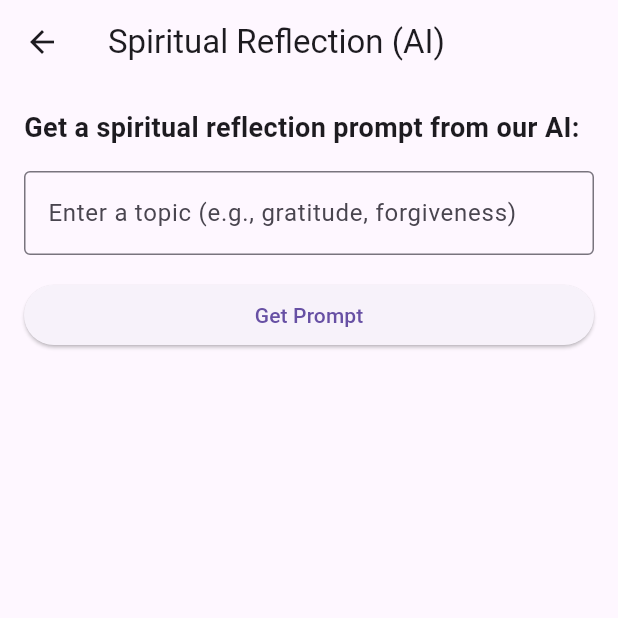
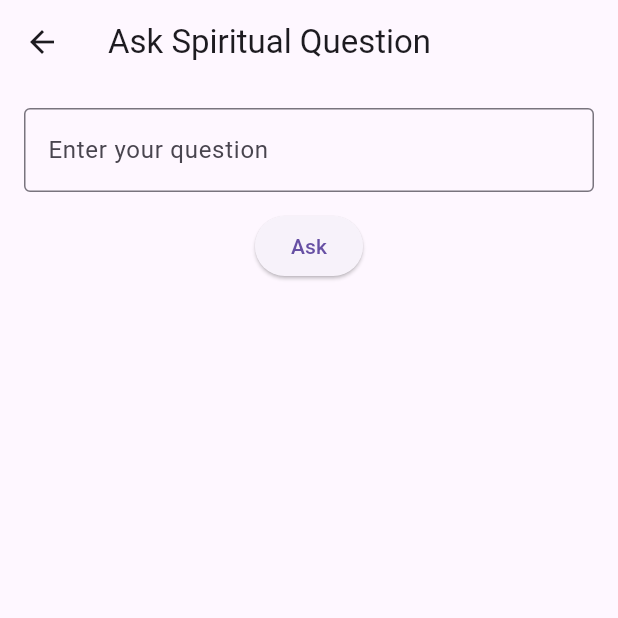
Before and after one commit to AustinJR6/OneVine-EVO, a Flutter app: the ReligionAIScreen screen opened directly, on a phone screen of 412 x 824 dp, the top half of it. Run offline on Flutter 3.47's test engine with Material 3 defaults, Android fonts, the phone set to English and light mode, and no system bars; our stand-ins replace cloud_firestore, cloud_functions, firebase_auth, firebase_core, flutter_riverpod, go_router; missing offline and left inert: onevine; accounts and stored records are empty.

Commit message:
Add ReligionAI and trivia features with improved error handling

```diff
--- a/lib/screens/religion_ai_screen.dart
+++ b/lib/screens/religion_ai_screen.dart
@@ -1,110 +1,62 @@
 import 'package:flutter/material.dart';
-import '../services/gemini_service.dart'; // Assuming your GeminiService is here
+import 'package:flutter_riverpod/flutter_riverpod.dart';
+import '../state/religion_ai_provider.dart';
 
-class ReligionAIScreen extends StatefulWidget {
+class ReligionAIScreen extends ConsumerStatefulWidget {
   const ReligionAIScreen({super.key});
 
   @override
-  _ReligionAIScreenState createState() => _ReligionAIScreenState();
+  ConsumerState<ReligionAIScreen> createState() => _ReligionAIScreenState();
 }
 
-class _ReligionAIScreenState extends State<ReligionAIScreen> {
-  final TextEditingController _promptController = TextEditingController();
-  final GeminiService _geminiService = GeminiService();
-  String _geminiResponse = '';
-  bool _isLoading = false;
-
-  void _getGeminiPrompt() async {
-    setState(() {
-      _isLoading = true;
-      _geminiResponse = ''; // Clear previous response
-    });
-
-    final userPrompt = _promptController.text;
-    if (userPrompt.isEmpty) {
-      setState(() {
-        _geminiResponse = 'Please enter a topic or question.';
-        _isLoading = false;
-      });
-      return;
-    }
-
-    // TODO: Implement actual Gemini API call using _geminiService
-    // For now, simulate a response
-    await Future.delayed(const Duration(seconds: 2)); // Simulate API call delay
-    final simulatedResponse = "Reflect on the meaning of patience in times of hardship."; // Placeholder response
-
-    setState(() {
-      _geminiResponse = simulatedResponse; // Display Gemini's response
-      _isLoading = false;
-    });
-
-    // In a real scenario, you would call:
-    // try {
-    //   final response = await _geminiService.getSpiritualReflection(userPrompt);
-    //   setState(() {
-    //     _geminiResponse = response;
-    //     _isLoading = false;
-    //   });
-    // } catch (e) {
-    //   setState(() {
-    //     _geminiResponse = 'Error getting reflection: ${e.toString()}';
-    //     _isLoading = false;
-    //   });
-    // }
-  }
+class _ReligionAIScreenState extends ConsumerState<ReligionAIScreen> {
+  final TextEditingController _controller = TextEditingController();
 
   @override
   void dispose() {
-    _promptController.dispose();
+    _controller.dispose();
     super.dispose();
   }
 
   @override
   Widget build(BuildContext context) {
+    final state = ref.watch(religionAIProvider);
+    final notifier = ref.read(religionAIProvider.notifier);
+
     return Scaffold(
-      appBar: AppBar(
-        title: const Text('Spiritual Reflection (AI)'),
-      ),
+      appBar: AppBar(title: const Text('Ask Spiritual Question')),
       body: Padding(
-        padding: const EdgeInsets.all(16.0),
+        padding: const EdgeInsets.all(16),
         child: Column(
-          crossAxisAlignment: CrossAxisAlignment.stretch,
           children: [
-            const Text(
-              'Get a spiritual reflection prompt from our AI:',
-              style: TextStyle(fontSize: 18.0, fontWeight: FontWeight.bold),
-            ),
-            const SizedBox(height: 16.0),
             TextField(
-              controller: _promptController,
+              controller: _controller,
+              onChanged: notifier.updateQuestion,
               decoration: const InputDecoration(
-                hintText: 'Enter a topic (e.g., gratitude, forgiveness)',
+                hintText: 'Enter your question',
                 border: OutlineInputBorder(),
               ),
-              maxLines: null,
             ),
-            const SizedBox(height: 16.0),
+            const SizedBox(height: 12),
             ElevatedButton(
-              onPressed: _isLoading ? null : _getGeminiPrompt,
-              child: _isLoading
-                  ? const CircularProgressIndicator(color: Colors.white)
-                  : const Text('Get Prompt'),
+              onPressed: state.loading
+                  ? null
+                  : () => notifier.askQuestion(_controller.text),
+              child: state.loading
+                  ? const SizedBox(
+                      height: 20,
+                      width: 20,
+                      child: CircularProgressIndicator(strokeWidth: 2),
+                    )
+                  : const Text('Ask'),
             ),
-            const SizedBox(height: 16.0),
-            if (_geminiResponse.isNotEmpty)
+            const SizedBox(height: 12),
+            if (state.error != null)
+              Text(state.error!, style: const TextStyle(color: Colors.red)),
+            if (state.response.isNotEmpty)
               Expanded(
-                child: Card(
-                  elevation: 2.0,
-                  child: Padding(
-                    padding: const EdgeInsets.all(16.0),
-                    child: SingleChildScrollView(
-                      child: Text(
-                        _geminiResponse,
-                        style: const TextStyle(fontSize: 16.0),
-                      ),
-                    ),
-                  ),
+                child: SingleChildScrollView(
+                  child: Text(state.response),
                 ),
               ),
           ],
```
Also changed, not shown: lib/screens/trivia_screen.dart (+73 -2 lines), lib/services/http_service.dart (+57 -3 lines), lib/state/confessional_provider.dart (+5 -6 lines), lib/state/daily_challenge_provider.dart (+7 -9 lines), lib/state/religion_ai_provider.dart (+31 -12 lines), lib/state/trivia_provider.dart (+10 -14 lines).
